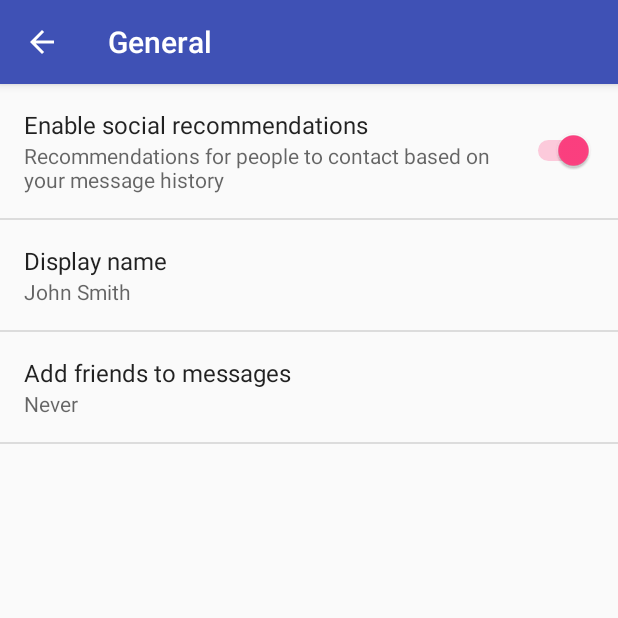
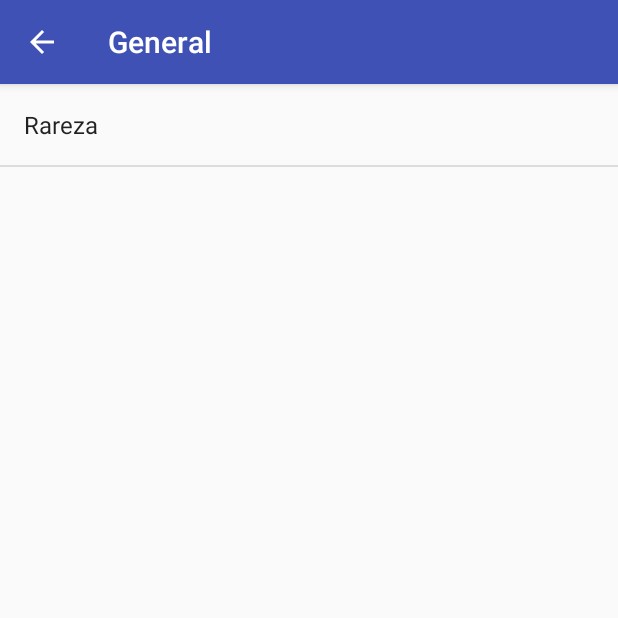
Before and after one commit to CristianJRamirez/MagicList2, an Android app: the SettingsActivity screen opened directly, with no data from a screen before it, after a tap on "General", on a phone screen of 412 x 824 dp, the top half of it. Run offline under Robolectric (Android 15) with nearby library versions, the phone set to English and light mode, and no system bars; 2 statements that could not run were skipped.

Commit message:
Especificamos las opciones de configuracion que se mostraran, un array de rarezas disponibles de la que se seleccionara una en concreto, y un miltiseleccion para selecionar los colores de las cartas

```diff
--- a/app/src/main/java/a45858000w/magiclist2/Api.java
+++ b/app/src/main/java/a45858000w/magiclist2/Api.java
@@ -94,4 +94,12 @@ public class Api {
         }
         return null;
     }
+
+    public ArrayList<Carta> getPeliculesMesVistes(String pais) {
+        return null;
+    }
+
+    public ArrayList<Carta> getProximesEstrenes(String pais) {
+        return  null;
+    }
 }
--- a/app/src/main/java/a45858000w/magiclist2/MainActivityFragment.java
+++ b/app/src/main/java/a45858000w/magiclist2/MainActivityFragment.java
@@ -1,6 +1,9 @@
 package a45858000w.magiclist2;
 
+import android.content.Intent;
+import android.content.SharedPreferences;
 import android.os.AsyncTask;
+import android.preference.PreferenceManager;
 import android.support.annotation.Nullable;
 import android.support.v4.app.Fragment;
 import android.os.Bundle;
@@ -85,6 +88,8 @@ public class MainActivityFragment extends Fragment {
         int id = item.getItemId();
 
         if (id == R.id.actualizar) {
+            Intent i = new Intent(null,SettingsActivity.class);
+            startActivity(i);
             refresh();
             return true;
         }
@@ -107,12 +112,27 @@ public class MainActivityFragment extends Fragment {
     private class RefreshDataTask extends AsyncTask<Void, Void, ArrayList<Carta>> {
         @Override
         protected ArrayList<Carta> doInBackground(Void... voids) {
+            SharedPreferences preferences = PreferenceManager.getDefaultSharedPreferences(getContext());
+            String pais = preferences.getString("pais", "es");
+            String tipusConsulta = preferences.getString("rarity", "common");
             Api api = new Api();
-            ArrayList<Carta> result = api.getAllCartas();
+            //ArrayList<Carta> result = api.getAllCartas();
+//TODO implementar tantos metodos como posibilidades de rareza existen en la clase api y borrar los dos metodos existentes de pelis
+
+            ArrayList<Carta> result = null;
+
+            if (tipusConsulta.equals("common")) {
+                 result = api.getPeliculesMesVistes(pais);
+            } else {
+                 result = api.getProximesEstrenes(pais);
+            }
+/*TODO acabar de implementar el metodo de colores, que se hara con : MultiSelectListPreference, mirarme como hacerlo y rellenar los archivos :
+            res/xml/pref_general.xml
+            mirar informacion en  : https://developer.android.com/reference/android/preference/MultiSelectListPreference.html*/
 
 
-            Log.d("DEBUG", result.toString());
-
+            //Log.d("DEBUG", result.toString());
+            Log.d("DEBUG", result != null ? result.toString() : null);
 
             return result;
         }
--- a/app/src/main/java/a45858000w/magiclist2/SettingsActivity.java
+++ b/app/src/main/java/a45858000w/magiclist2/SettingsActivity.java
@@ -177,8 +177,9 @@ public class SettingsActivity extends AppCompatPreferenceActivity {
             // to their values. When their values change, their summaries are
             // updated to reflect the new value, per the Android Design
             // guidelines.
-            bindPreferenceSummaryToValue(findPreference("example_text"));
-            bindPreferenceSummaryToValue(findPreference("example_list"));
+
+            bindPreferenceSummaryToValue(findPreference("rarity"));
+            bindPreferenceSummaryToValue(findPreference("color"));
         }
 
         @Override
--- a/app/src/main/res/values/strings.xml
+++ b/app/src/main/res/values/strings.xml
@@ -17,15 +17,23 @@
     <string name="pref_default_display_name">John Smith</string>
 
     <string name="pref_title_add_friends_to_messages">Add friends to messages</string>
-    <string-array name="pref_example_list_titles">
-        <item>Always</item>
-        <item>When possible</item>
-        <item>Never</item>
+    <string-array name="pref_opcions_consulta_list_titles">
+        <item>Common</item>
+        <item>Uncommon</item>
+        <item>Rare</item>
+        <item>Mythic Rare</item>
+        <item>Special</item>
+        <item>Basic Land</item>
+
     </string-array>
-    <string-array name="pref_example_list_values">
-        <item>1</item>
-        <item>0</item>
-        <item>-1</item>
+    <string-array name="pref_opcions_consulta_list_values">
+        <item>Common</item>
+        <item>Uncommon</item>
+        <item>Rare</item>
+        <item>Mythic Rare</item>
+        <item>Special</item>
+        <item>Basic Land</item>
+
     </string-array>
 
     <!-- Example settings for Data & Sync -->
--- a/app/src/main/res/xml/pref_general.xml
+++ b/app/src/main/res/xml/pref_general.xml
@@ -1,33 +1,21 @@
 <PreferenceScreen xmlns:android="http://schemas.android.com/apk/res/android">
 
-    <SwitchPreference
-        android:defaultValue="true"
-        android:key="example_switch"
-        android:summary="@string/pref_description_social_recommendations"
-        android:title="@string/pref_title_social_recommendations" />
+
 
     <!-- NOTE: EditTextPreference accepts EditText attributes. -->
     <!-- NOTE: EditTextPreference's summary should be set to its value by the activity code. -->
-    <EditTextPreference
-        android:capitalize="words"
-        android:defaultValue="@string/pref_default_display_name"
-        android:inputType="textCapWords"
-        android:key="example_text"
-        android:maxLines="1"
-        android:selectAllOnFocus="true"
-        android:singleLine="true"
-        android:title="@string/pref_title_display_name" />
+
 
     <!-- NOTE: Hide buttons to simplify the UI. Users can touch outside the dialog to
          dismiss it. -->
     <!-- NOTE: ListPreference's summary should be set to its value by the activity code. -->
     <ListPreference
         android:defaultValue="-1"
-        android:entries="@array/pref_example_list_titles"
-        android:entryValues="@array/pref_example_list_values"
-        android:key="example_list"
+        android:entries="@array/pref_opcions_consulta_list_titles"
+        android:entryValues="@array/pref_opcions_consulta_list_values"
+        android:key="rarity"
         android:negativeButtonText="@null"
         android:positiveButtonText="@null"
-        android:title="@string/pref_title_add_friends_to_messages" />
+        android:title="Rareza" />
 
 </PreferenceScreen>
```
